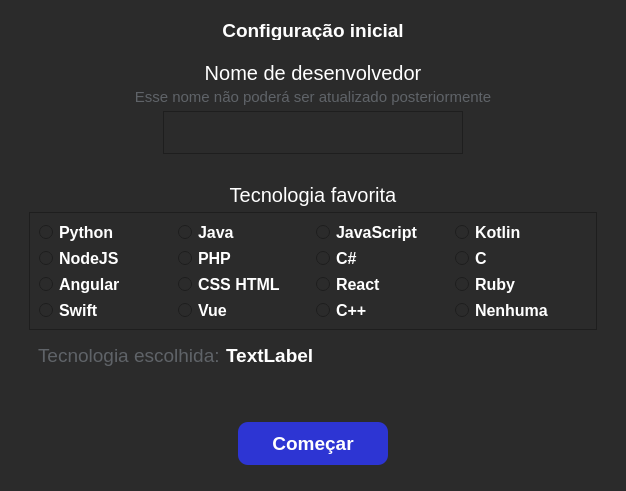
Above: .ui/login.ui from ryanbsdeveloper/opensource-chat before the change. Below: the same form after it.
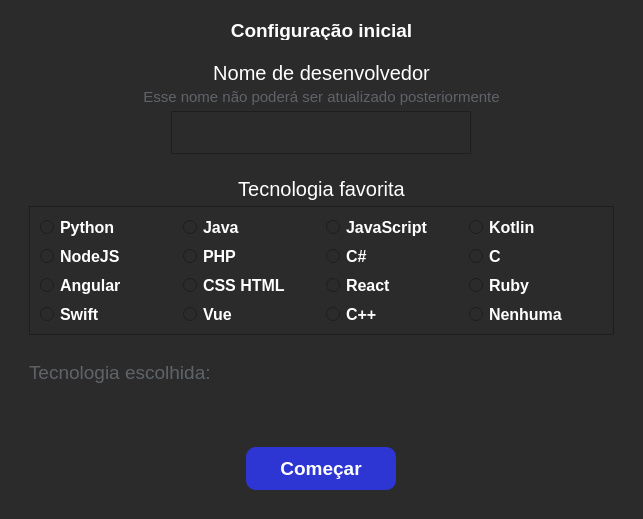
That is the form after the change. Icons and pictures are not drawn.

What changed in the file:
```diff
--- a/.ui/login.ui
+++ b/.ui/login.ui
@@ -9,10 +9,22 @@
    <rect>
     <x>0</x>
     <y>0</y>
-    <width>622</width>
-    <height>487</height>
+    <width>643</width>
+    <height>519</height>
    </rect>
   </property>
+  <property name="minimumSize">
+   <size>
+    <width>643</width>
+    <height>519</height>
+   </size>
+  </property>
+  <property name="maximumSize">
+   <size>
+    <width>643</width>
+    <height>519</height>
+   </size>
+  </property>
   <property name="windowTitle">
    <string>Chat developer </string>
   </property>
@@ -32,13 +44,13 @@
      <property name="minimumSize">
       <size>
        <width>604</width>
-       <height>469</height>
+       <height>501</height>
       </size>
      </property>
      <property name="maximumSize">
       <size>
-       <width>604</width>
-       <height>469</height>
+       <width>626</width>
+       <height>501</height>
       </size>
      </property>
      <property name="frameShape">
@@ -222,6 +234,12 @@
          </item>
          <item>
           <widget class="QFrame" name="frame_4">
+           <property name="minimumSize">
+            <size>
+             <width>0</width>
+             <height>235</height>
+            </size>
+           </property>
            <property name="frameShape">
             <enum>QFrame::NoFrame</enum>
            </property>
@@ -233,7 +251,7 @@
              <number>5</number>
             </property>
             <property name="topMargin">
-             <number>6</number>
+             <number>0</number>
             </property>
             <property name="bottomMargin">
              <number>0</number>
@@ -280,63 +298,45 @@
               <property name="frameShadow">
                <enum>QFrame::Raised</enum>
               </property>
-              <layout class="QGridLayout" name="gridLayout">
-               <item row="3" column="7">
-                <widget class="QRadioButton" name="radioButton_c">
-                 <property name="font">
-                  <font>
-                   <pointsize>12</pointsize>
-                   <weight>75</weight>
-                   <bold>true</bold>
-                  </font>
-                 </property>
-                 <property name="styleSheet">
-                  <string notr="true">color:white;border:0;outline:0</string>
-                 </property>
-                 <property name="text">
-                  <string>C</string>
-                 </property>
-                 <property name="icon">
-                  <iconset resource="../resources/resources.qrc">
-                   <normaloff>:/icons/c</normaloff>:/icons/c</iconset>
-                 </property>
-                 <property name="iconSize">
-                  <size>
-                   <width>23</width>
-                   <height>26</height>
-                  </size>
+              <layout class="QVBoxLayout" name="verticalLayout_7">
+               <property name="leftMargin">
+                <number>0</number>
+               </property>
+               <property name="topMargin">
+                <number>0</number>
+               </property>
+               <property name="rightMargin">
+                <number>0</number>
+               </property>
+               <property name="bottomMargin">
+                <number>0</number>
+               </property>
+               <item>
+                <widget class="QGroupBox" name="groupBox">
+                 <property name="styleSheet">
+                  <string notr="true">border:0</string>
                  </property>
-                </widget>
-               </item>
-               <item row="6" column="0">
-                <widget class="QRadioButton" name="radioButton_swift">
-                 <property name="font">
-                  <font>
-                   <pointsize>12</pointsize>
-                   <weight>75</weight>
-                   <bold>true</bold>
-                  </font>
+                 <property name="title">
+                  <string/>
                  </property>
-                 <property name="styleSheet">
-                  <string notr="true">color:white;border:0;outline:0</string>
-                 </property>
-                 <property name="text">
-                  <string>Swift</string>
-                 </property>
-                 <property name="icon">
-                  <iconset resource="../resources/resources.qrc">
-                   <normaloff>:/icons/swift</normaloff>:/icons/swift</iconset>
-                 </property>
-                 <property name="iconSize">
-                  <size>
-                   <width>23</width>
-                   <height>26</height>
-                  </size>
-                 </property>
-                </widget>
-               </item>
-               <item row="4" column="7">
-                <widget class="QRadioButton" name="radioButton_ruby">
+                 <layout class="QGridLayout" name="gridLayout_3">
+                  <property name="leftMargin">
+                   <number>9</number>
+                  </property>
+                  <property name="topMargin">
+                   <number>9</number>
+                  </property>
+                  <property name="rightMargin">
+                   <number>9</number>
+                  </property>
+                  <property name="bottomMargin">
+                   <number>9</number>
+                  </property>
+                  <property name="spacing">
+                   <number>9</number>
+                  </property>
+                  <item row="0" column="0">
+                   <widget class="QRadioButton" name="radioButton_python">
                  <property name="font">
                   <font>
                    <pointsize>12</pointsize>
@@ -348,7 +348,7 @@
                   <string notr="true">color:white;border:0;outline:0</string>
                  </property>
                  <property name="text">
-                  <string>Ruby</string>
+                     <string>Python</string>
                  </property>
                  <property name="icon">
                   <iconset resource="../resources/resources.qrc">
@@ -357,39 +357,12 @@
                  <property name="iconSize">
                   <size>
                    <width>22</width>
-                   <height>23</height>
+                      <height>22</height>
                   </size>
                  </property>
                 </widget>
                </item>
-               <item row="0" column="7">
-                <widget class="QRadioButton" name="radioButton_kotlin">
-                 <property name="font">
-                  <font>
-                   <pointsize>12</pointsize>
-                   <weight>75</weight>
-                   <bold>true</bold>
-                  </font>
-                 </property>
-                 <property name="styleSheet">
-                  <string notr="true">color:white;border:0;outline:0</string>
-                 </property>
-                 <property name="text">
-                  <string>Kotlin</string>
-                 </property>
-                 <property name="icon">
-                  <iconset resource="../resources/resources.qrc">
-                   <normaloff>:/icons/kotlin</normaloff>:/icons/kotlin</iconset>
-                 </property>
-                 <property name="iconSize">
-                  <size>
-                   <width>20</width>
-                   <height>20</height>
-                  </size>
-                 </property>
-                </widget>
-               </item>
-               <item row="0" column="3">
+                  <item row="0" column="1">
                 <widget class="QRadioButton" name="radioButton_java">
                  <property name="font">
                   <font>
@@ -416,7 +389,88 @@
                  </property>
                 </widget>
                </item>
-               <item row="3" column="3">
+                  <item row="0" column="2">
+                   <widget class="QRadioButton" name="radioButton_javascript">
+                    <property name="font">
+                     <font>
+                      <pointsize>12</pointsize>
+                      <weight>75</weight>
+                      <bold>true</bold>
+                     </font>
+                    </property>
+                    <property name="styleSheet">
+                     <string notr="true">color:white;border:0;outline:0</string>
+                    </property>
+                    <property name="text">
+                     <string>JavaScript</string>
+                    </property>
+                    <property name="icon">
+                     <iconset resource="../resources/resources.qrc">
+                      <normaloff>:/icons/javascript</normaloff>:/icons/javascript</iconset>
+                    </property>
+                    <property name="iconSize">
+                     <size>
+                      <width>20</width>
+                      <height>20</height>
+                     </size>
+                    </property>
+                   </widget>
+                  </item>
+                  <item row="0" column="3">
+                   <widget class="QRadioButton" name="radioButton_kotlin">
+                    <property name="font">
+                     <font>
+                      <pointsize>12</pointsize>
+                      <weight>75</weight>
+                      <bold>true</bold>
+                     </font>
+                    </property>
+                    <property name="styleSheet">
+                     <string notr="true">color:white;border:0;outline:0</string>
+                    </property>
+                    <property name="text">
+                     <string>Kotlin</string>
+                    </property>
+                    <property name="icon">
+                     <iconset resource="../resources/resources.qrc">
+                      <normaloff>:/icons/kotlin</normaloff>:/icons/kotlin</iconset>
+                    </property>
+                    <property name="iconSize">
+                     <size>
+                      <width>20</width>
+                      <height>20</height>
+                     </size>
+                    </property>
+                   </widget>
+                  </item>
+                  <item row="1" column="0">
+                   <widget class="QRadioButton" name="radioButton_nodejs">
+                    <property name="font">
+                     <font>
+                      <pointsize>12</pointsize>
+                      <weight>75</weight>
+                      <bold>true</bold>
+                     </font>
+                    </property>
+                    <property name="styleSheet">
+                     <string notr="true">color:white;border:0;outline:0</string>
+                    </property>
+                    <property name="text">
+                     <string>NodeJS</string>
+                    </property>
+                    <property name="icon">
+                     <iconset resource="../resources/resources.qrc">
+                      <normaloff>:/icons/nodejs</normaloff>:/icons/nodejs</iconset>
+                    </property>
+                    <property name="iconSize">
+                     <size>
+                      <width>22</width>
+                      <height>24</height>
+                     </size>
+                    </property>
+                   </widget>
+                  </item>
+                  <item row="1" column="1">
                 <widget class="QRadioButton" name="radioButton_php">
                  <property name="font">
                   <font>
@@ -443,7 +497,61 @@
                  </property>
                 </widget>
                </item>
-               <item row="4" column="0">
+                  <item row="1" column="2">
+                   <widget class="QRadioButton" name="radioButton_csharp">
+                    <property name="font">
+                     <font>
+                      <pointsize>12</pointsize>
+                      <weight>75</weight>
+                      <bold>true</bold>
+                     </font>
+                    </property>
+                    <property name="styleSheet">
+                     <string notr="true">color:white;border:0;outline:0</string>
+                    </property>
+                    <property name="text">
+                     <string>C#</string>
+                    </property>
+                    <property name="icon">
+                     <iconset resource="../resources/resources.qrc">
+                      <normaloff>:/icons/c#</normaloff>:/icons/c#</iconset>
+                    </property>
+                    <property name="iconSize">
+                     <size>
+                      <width>23</width>
+                      <height>26</height>
+                     </size>
+                    </property>
+                   </widget>
+                  </item>
+                  <item row="1" column="3">
+                   <widget class="QRadioButton" name="radioButton_c">
+                    <property name="font">
+                     <font>
+                      <pointsize>12</pointsize>
+                      <weight>75</weight>
+                      <bold>true</bold>
+                     </font>
+                    </property>
+                    <property name="styleSheet">
+                     <string notr="true">color:white;border:0;outline:0</string>
+                    </property>
+                    <property name="text">
+                     <string>C</string>
+                    </property>
+                    <property name="icon">
+                     <iconset resource="../resources/resources.qrc">
+                      <normaloff>:/icons/c</normaloff>:/icons/c</iconset>
+                    </property>
+                    <property name="iconSize">
+                     <size>
+                      <width>23</width>
+                      <height>26</height>
+                     </size>
+                    </property>
+                   </widget>
+                  </item>
+                  <item row="2" column="0">
                 <widget class="QRadioButton" name="radioButton_argular">
                  <property name="font">
                   <font>
@@ -470,61 +578,7 @@
                  </property>
                 </widget>
                </item>
-               <item row="0" column="0">
-                <widget class="QRadioButton" name="radioButton_python">
-                 <property name="font">
-                  <font>
-                   <pointsize>12</pointsize>
-                   <weight>75</weight>
-                   <bold>true</bold>
-                  </font>
-                 </property>
-                 <property name="styleSheet">
-                  <string notr="true">color:white;border:0;outline:0</string>
-                 </property>
-                 <property name="text">
-                  <string>Python</string>
-                 </property>
-                 <property name="icon">
-                  <iconset resource="../resources/resources.qrc">
-                   <normaloff>:/icons/python</normaloff>:/icons/python</iconset>
-                 </property>
-                 <property name="iconSize">
-                  <size>
-                   <width>22</width>
-                   <height>22</height>
-                  </size>
-                 </property>
-                </widget>
-               </item>
-               <item row="0" column="4">
-                <widget class="QRadioButton" name="radioButton_javascript">
-                 <property name="font">
-                  <font>
-                   <pointsize>12</pointsize>
-                   <weight>75</weight>
-                   <bold>true</bold>
-                  </font>
-                 </property>
-                 <property name="styleSheet">
-                  <string notr="true">color:white;border:0;outline:0</string>
-                 </property>
-                 <property name="text">
-                  <string>JavaScript</string>
-                 </property>
-                 <property name="icon">
-                  <iconset resource="../resources/resources.qrc">
-                   <normaloff>:/icons/js</normaloff>:/icons/js</iconset>
-                 </property>
-                 <property name="iconSize">
-                  <size>
-                   <width>20</width>
-                   <height>20</height>
-                  </size>
-                 </property>
-                </widget>
-               </item>
-               <item row="4" column="3">
+                  <item row="2" column="1">
                 <widget class="QRadioButton" name="radioButton_web">
                  <property name="font">
                   <font>
@@ -551,7 +605,7 @@
                  </property>
                 </widget>
                </item>
-               <item row="4" column="4">
+                  <item row="2" column="2">
                 <widget class="QRadioButton" name="radioButton_react">
                  <property name="font">
                   <font>
@@ -578,8 +632,8 @@
                  </property>
                 </widget>
                </item>
-               <item row="3" column="4">
-                <widget class="QRadioButton" name="radioButton_csharp">
+                  <item row="2" column="3">
+                   <widget class="QRadioButton" name="radioButton_ruby">
                  <property name="font">
                   <font>
                    <pointsize>12</pointsize>
@@ -591,7 +645,7 @@
                   <string notr="true">color:white;border:0;outline:0</string>
                  </property>
                  <property name="text">
-                  <string>C#</string>
+                     <string>Ruby</string>
                  </property>
                  <property name="icon">
                   <iconset resource="../resources/resources.qrc">
@@ -599,14 +653,14 @@
                  </property>
                  <property name="iconSize">
                   <size>
-                   <width>23</width>
-                   <height>26</height>
+                      <width>22</width>
+                      <height>23</height>
                   </size>
                  </property>
                 </widget>
                </item>
                <item row="3" column="0">
-                <widget class="QRadioButton" name="radioButton_nodejs">
+                   <widget class="QRadioButton" name="radioButton_swift">
                  <property name="font">
                   <font>
                    <pointsize>12</pointsize>
@@ -618,7 +672,7 @@
                   <string notr="true">color:white;border:0;outline:0</string>
                  </property>
                  <property name="text">
-                  <string>NodeJS</string>
+                     <string>Swift</string>
                  </property>
                  <property name="icon">
                   <iconset resource="../resources/resources.qrc">
@@ -626,40 +680,13 @@
                  </property>
                  <property name="iconSize">
                   <size>
-                   <width>22</width>
-                   <height>24</height>
+                      <width>23</width>
+                      <height>26</height>
                   </size>
                  </property>
                 </widget>
                </item>
-               <item row="6" column="7">
-                <widget class="QRadioButton" name="radioButton_nenhum">
-                 <property name="font">
-                  <font>
-                   <pointsize>12</pointsize>
-                   <weight>75</weight>
-                   <bold>true</bold>
-                  </font>
-                 </property>
-                 <property name="styleSheet">
-                  <string notr="true">color:white;border:0;outline:0</string>
-                 </property>
-                 <property name="text">
-                  <string>Nenhuma</string>
-                 </property>
-                 <property name="icon">
-                  <iconset resource="../resources/resources.qrc">
-                   <normaloff>:/icons/nehum</normaloff>:/icons/nehum</iconset>
-                 </property>
-                 <property name="iconSize">
-                  <size>
-                   <width>27</width>
-                   <height>28</height>
-                  </size>
-                 </property>
-                </widget>
-               </item>
-               <item row="6" column="3">
+                  <item row="3" column="1">
                 <widget class="QRadioButton" name="radioButton_vue">
                  <property name="font">
                   <font>
@@ -686,7 +713,7 @@
                  </property>
                 </widget>
                </item>
-               <item row="6" column="4">
+                  <item row="3" column="2">
                 <widget class="QRadioButton" name="radioButton_cmais">
                  <property name="font">
                   <font>
@@ -713,11 +740,47 @@
                  </property>
                 </widget>
                </item>
+                  <item row="3" column="3">
+                   <widget class="QRadioButton" name="radioButton_nenhum">
+                    <property name="font">
+                     <font>
+                      <pointsize>12</pointsize>
+                      <weight>75</weight>
+                      <bold>true</bold>
+                     </font>
+                    </property>
+                    <property name="styleSheet">
+                     <string notr="true">color:white;border:0;outline:0</string>
+                    </property>
+                    <property name="text">
+                     <string>Nenhuma</string>
+                    </property>
+                    <property name="icon">
+                     <iconset resource="../resources/resources.qrc">
+                      <normaloff>:/icons/nenhuma</normaloff>:/icons/nenhuma</iconset>
+                    </property>
+                    <property name="iconSize">
+                     <size>
+                      <width>27</width>
+                      <height>28</height>
+                     </size>
+                    </property>
+                   </widget>
+                  </item>
+                 </layout>
+                </widget>
+               </item>
               </layout>
              </widget>
             </item>
             <item alignment="Qt::AlignLeft">
              <widget class="QFrame" name="frame_7">
+              <property name="minimumSize">
+               <size>
+                <width>0</width>
+                <height>37</height>
+               </size>
+              </property>
               <property name="frameShape">
                <enum>QFrame::NoFrame</enum>
               </property>
@@ -725,6 +788,18 @@
                <enum>QFrame::Raised</enum>
               </property>
               <layout class="QHBoxLayout" name="horizontalLayout">
+               <property name="leftMargin">
+                <number>0</number>
+               </property>
+               <property name="topMargin">
+                <number>12</number>
+               </property>
+               <property name="rightMargin">
+                <number>0</number>
+               </property>
+               <property name="bottomMargin">
+                <number>0</number>
+               </property>
                <item alignment="Qt::AlignLeft">
                 <widget class="QLabel" name="label_6">
                  <property name="font">
@@ -742,8 +817,14 @@
                  </property>
                 </widget>
                </item>
-               <item>
-                <widget class="QLabel" name="tec_escolhida">
+               <item alignment="Qt::AlignLeft">
+                <widget class="QPushButton" name="tec_escolhida">
+                 <property name="minimumSize">
+                  <size>
+                   <width>0</width>
+                   <height>41</height>
+                  </size>
+                 </property>
                  <property name="font">
                   <font>
                    <pointsize>14</pointsize>
@@ -752,10 +833,16 @@
                   </font>
                  </property>
                  <property name="styleSheet">
-                  <string notr="true">color:white</string>
+                  <string notr="true">border:0;color:white</string>
                  </property>
                  <property name="text">
-                  <string>TextLabel</string>
+                  <string/>
+                 </property>
+                 <property name="iconSize">
+                  <size>
+                   <width>45</width>
+                   <height>32</height>
+                  </size>
                  </property>
                 </widget>
                </item>
```
Left out of the diff: 8 changed lines with no effect on the pictures. Lines whose indentation alone changed are shown as unchanged.
